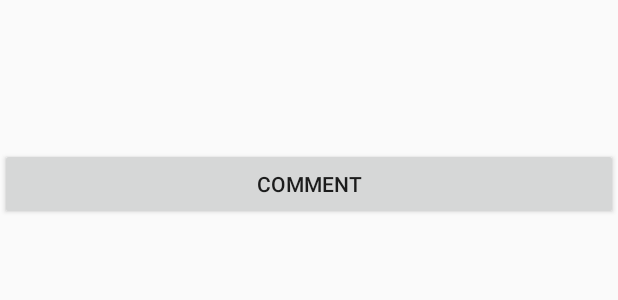
After one commit to skkuse/2019spring_42class_team4, an Android app: the layout recyclerview_item.xml on its own in the app's theme, with its tools: preview values and no code run, on a phone screen of 412 x 824 dp. The commit adds this screen. Shown: the top 300 px of the screen. Run offline under Robolectric (Android 15) with nearby library versions, the phone set to English and light mode, and no system bars.

Commit message:
basic structure revise

```diff
--- a/docking/app/src/main/AndroidManifest.xml
+++ b/docking/app/src/main/AndroidManifest.xml
@@ -19,6 +19,8 @@
                 <category android:name="android.intent.category.LAUNCHER" />
             </intent-filter>
         </activity>
+        <activity android:name=".login"></activity>
+        <activity android:name=".signin"></activity>
     </application>
 
 </manifest>
--- a/docking/app/src/main/java/com/example/docking_milkyway/Walking.java
+++ b/docking/app/src/main/java/com/example/docking_milkyway/Walking.java
@@ -14,6 +14,8 @@ public class Walking extends Fragment {
     public View onCreateView(LayoutInflater inflater, @Nullable ViewGroup container, Bundle savedInstanceState) {
         view = inflater.inflate(R.layout.walking, container, false);
 
+
+
         return view;
     }
 
--- a/docking/app/src/main/java/com/example/docking_milkyway/signin.java
+++ b/docking/app/src/main/java/com/example/docking_milkyway/signin.java
@@ -3,11 +3,16 @@ package com.example.docking_milkyway;
 import android.os.Bundle;
 import android.support.v7.app.AppCompatActivity;
 import android.widget.Button;
+import android.widget.EditText;
+import android.widget.TextView;
 
 public class signin extends AppCompatActivity {
 
     private Button usertypeinsert;
     private Button sign_in;
+    private EditText emailinsert;
+    private EditText nameinsert;
+    private EditText nicknameinsert;
 
     protected void onCreate(Bundle savedInstanceState) {
         super.onCreate(savedInstanceState);
--- /dev/null
+++ b/docking/app/src/main/res/layout/recyclerview_item.xml
@@ -0,0 +1,34 @@
+<?xml version="1.0" encoding="utf-8"?>
+<LinearLayout
+    xmlns:android="http://schemas.android.com/apk/res/android"
+    android:layout_width="match_parent"
+    android:layout_height="match_parent"
+    android:orientation="vertical">
+    <TextView
+        android:layout_width="match_parent"
+        android:layout_height="wrap_content"
+        android:id="@+id/title" />
+    <ImageView
+        android:layout_width="match_parent"
+        android:layout_height="wrap_content"
+        android:id="@+id/image"
+        android:padding="20dp"/>
+    <LinearLayout
+        android:padding="10dp"
+        android:layout_width="match_parent"
+        android:layout_height="wrap_content">
+        <TextView
+            android:id="@+id/likecount"
+            android:layout_width="wrap_content"
+            android:layout_height="match_parent" />
+        <TextView
+            android:id="@+id/commentcount"
+            android:layout_width="wrap_content"
+            android:layout_height="match_parent" />
+    </LinearLayout>
+    <Button
+        android:id="@+id/commentlist"
+        android:text="comment"
+        android:layout_width="match_parent"
+        android:layout_height="wrap_content" />
+</LinearLayout>
--- a/docking/app/src/main/res/layout/signin.xml
+++ b/docking/app/src/main/res/layout/signin.xml
@@ -2,8 +2,7 @@
 <LinearLayout xmlns:android="http://schemas.android.com/apk/res/android"
     android:orientation="vertical"
     android:layout_width="match_parent"
-    android:layout_height="match_parent"
-    android:background="#AAD">
+    android:layout_height="match_parent">
     <LinearLayout
         android:layout_marginTop="30dp"
         android:padding="10dp"
@@ -15,8 +14,7 @@
             android:layout_width="wrap_content"
             android:layout_height="wrap_content"
             android:textSize="10pt"
-            android:text="회원가입"
-            android:id="@+id/signin"/>
+            android:text="회원가입" />
     </LinearLayout>
     <LinearLayout
         android:layout_width="match_parent"
```
Also changed, not shown: docking/app/src/main/java/com/example/docking_milkyway/MainActivity.java (+10 -1 lines), docking/app/src/main/java/com/example/docking_milkyway/UserDB.java (+11 -7 lines), docking/app/src/main/java/com/example/docking_milkyway/login.java (+23 -4 lines), docking/app/src/main/res/layout/activity_main.xml (+6 -1 lines), docking/app/src/main/res/layout/community.xml (+8 -3 lines), docking/app/src/main/res/layout/walking.xml (+7 -1 lines).
